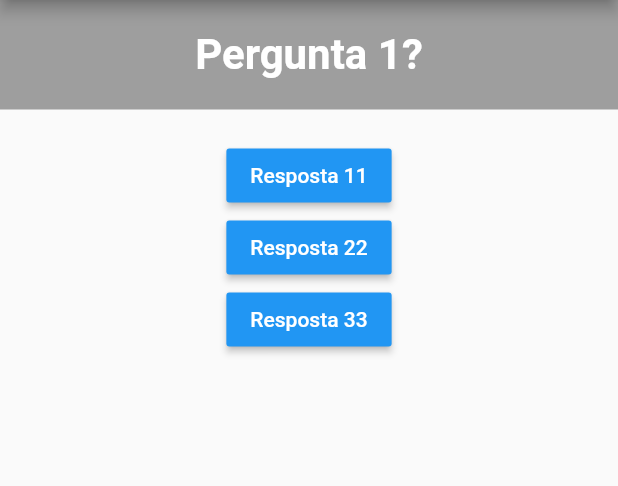
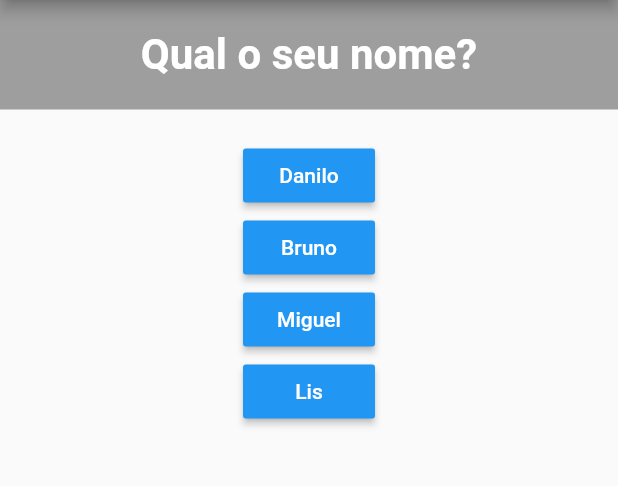
Before and after one commit to DaniloLM/perguntas, a Flutter app: the screen it shows after launch, on a phone screen of 412 x 824 dp, the part 84-570 px from its top. Run offline on Flutter 3.47's test engine with Material 2 defaults, Android fonts, the phone set to English and light mode, and no system bars.

Commit message:
Conclusão dos widgets questionario e resultado
Conclusão dos widgets questionario e resultado

```diff
--- a/lib/main.dart
+++ b/lib/main.dart
@@ -1,6 +1,6 @@
 import 'package:flutter/material.dart';
-import './questao.dart';
-import './resposta.dart';
+import 'package:perguntas/questionario.dart';
+import 'package:perguntas/resultado.dart';
 
 void main() {
   runApp(PerguntaApp());
@@ -12,34 +12,46 @@ class PerguntaApp extends StatefulWidget {
 }
 
 class _PerguntaAppState extends State<PerguntaApp> {
+  final _perguntas = const [
+    {
+      'pergunta': 'Qual o seu nome?',
+      'respostas': ['Danilo', 'Bruno', 'Miguel', 'Lis']
+    },
+    {
+      'pergunta': 'Qual sua idade?',
+      'respostas': ['32', '6', '3', '1 mês']
+    },
+    {
+      'pergunta': 'Qual o seu jogo preferido?',
+      'respostas': ['Fire emblem', 'Zelda', 'Mario Kart', 'Não jogo']
+    },
+  ];
   var _perguntaSelecionada = 0;
   void _responder() {
     setState(() {
       _perguntaSelecionada++;
     });
-    print(_perguntaSelecionada);
+  }
+
+  bool get temPerguntaSelecionada {
+    return _perguntaSelecionada < _perguntas.length;
   }
 
   @override
   Widget build(BuildContext context) {
-    final List<String> perguntas = [
-      'Pergunta 1?',
-      'Pergunta 2?',
-      'Pergunta 3?',
-    ];
     return MaterialApp(
       home: Scaffold(
-          appBar: AppBar(
-            title: Text('Perguntando'),
-          ),
-          body: Column(
-            children: <Widget>[
-              Questao(perguntas[_perguntaSelecionada]),
-              Resposta('Resposta 11', _responder),
-              Resposta('Resposta 22', _responder),
-              Resposta('Resposta 33', _responder),
-            ],
-          )),
+        appBar: AppBar(
+          title: Text('Perguntando'),
+        ),
+        body: temPerguntaSelecionada
+            ? Questionario(
+                perguntas: _perguntas,
+                perguntaSelecionada: _perguntaSelecionada,
+                responder: _responder,
+              )
+            : Resultado(),
+      ),
     );
   }
 }
--- /dev/null
+++ b/lib/questionario.dart
@@ -0,0 +1,34 @@
+import 'package:flutter/material.dart';
+import 'package:perguntas/questao.dart';
+import 'package:perguntas/resposta.dart';
+
+
+class Questionario extends StatelessWidget {
+  final List<Map<String, Object>> perguntas;
+  final int perguntaSelecionada;
+  final void Function() responder;
+
+  Questionario({
+    @required this.perguntas,
+    @required this.perguntaSelecionada,
+    @required this.responder,
+  });
+
+  bool get temPerguntaSelecionada {
+    return perguntaSelecionada < perguntas.length;
+  }
+
+  @override
+  Widget build(BuildContext context) {
+    List<String> respostas = temPerguntaSelecionada
+        ? perguntas[perguntaSelecionada]['respostas']
+        : null;
+
+    return Column(
+      children: <Widget>[
+        Questao(perguntas[perguntaSelecionada]['pergunta']),
+        ...respostas.map((value) => Resposta(value, responder)).toList(),
+      ],
+    );
+  }
+}
--- /dev/null
+++ b/lib/resultado.dart
@@ -0,0 +1,15 @@
+import 'package:flutter/material.dart';
+
+class Resultado extends StatelessWidget {
+  @override
+  Widget build(BuildContext context) {
+    return Center(
+      child: Text(
+        "Parabéns!!!!",
+        style: TextStyle(
+          fontSize: 28,
+        ),
+      ),
+    );
+  }
+}
```
